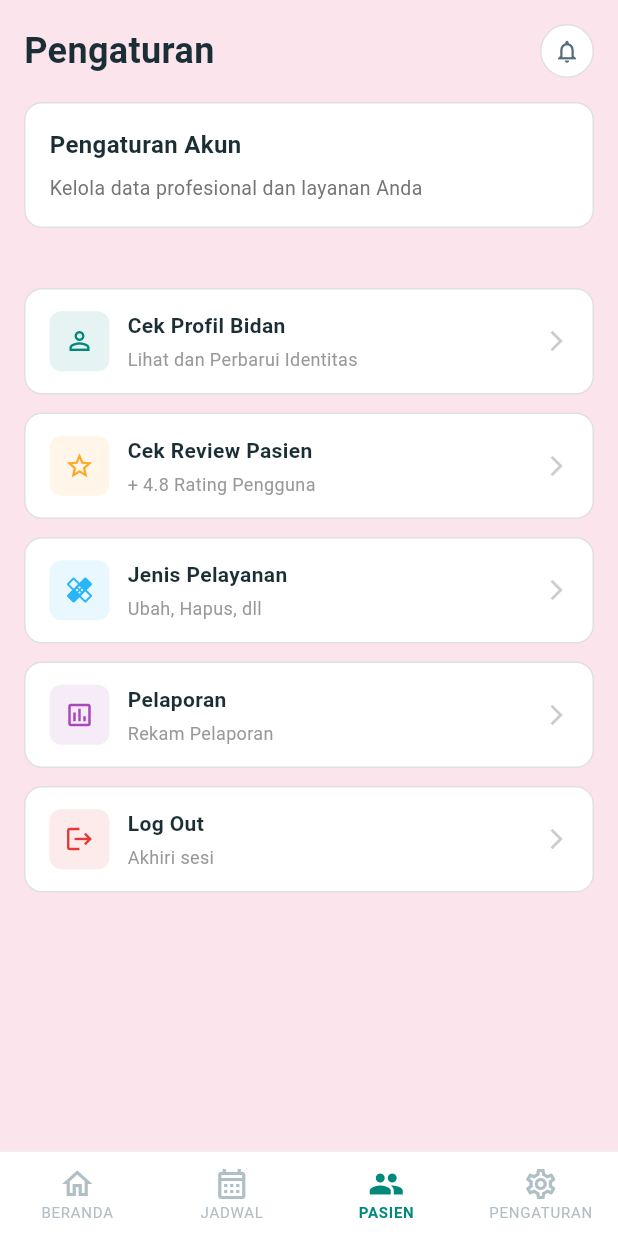
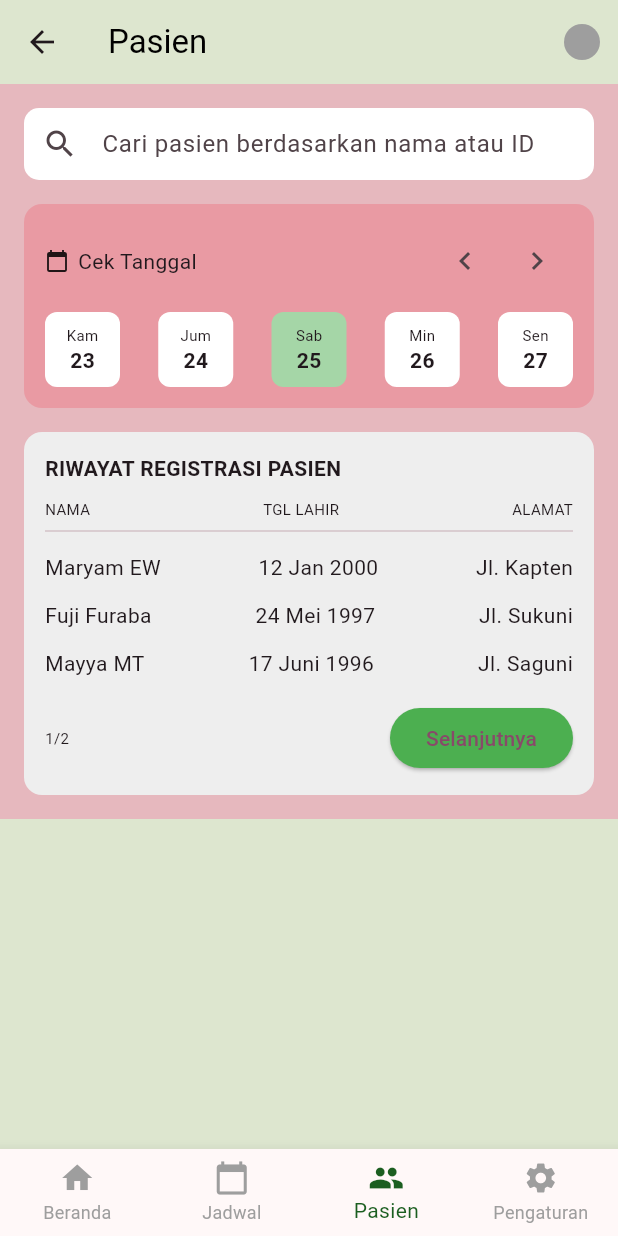
Before and after one commit to muhammadsodiq9335-sketch/proyek_bidan, a Flutter app: the AdminPengaturanScreen screen opened directly, item 3 of the bottom bar chosen, on a phone screen of 412 x 824 dp. Run offline on Flutter 3.47's test engine with Material 3 defaults, Android fonts, the phone set to English and light mode, and no system bars; accounts and stored records are empty; network calls fail; Roboto replaces fonts that are missing (Segoe UI).

Commit message:
tampilan admin-pasien

```diff
--- a/lib/screens/admin_dashboard_screen.dart
+++ b/lib/screens/admin_dashboard_screen.dart
@@ -2,6 +2,7 @@ import 'package:flutter/material.dart';
 import 'login_screen.dart';
 import 'admin_jadwal_screen.dart';
 import 'admin_pengaturan_screen.dart';
+import 'admin_pasien_screen.dart';
 
 class AdminDashboardScreen extends StatelessWidget {
   const AdminDashboardScreen({super.key});
@@ -270,6 +271,11 @@ class AdminDashboardScreen extends StatelessWidget {
             context,
             MaterialPageRoute(builder: (context) => const AdminPengaturanScreen()),
           );
+        } else if (index == 2) {
+          Navigator.push(
+            context,
+            MaterialPageRoute(builder: (context) => const AdminPasienScreen()),
+          );
         }
       },
       items: const [
--- a/lib/screens/admin_jadwal_screen.dart
+++ b/lib/screens/admin_jadwal_screen.dart
@@ -2,6 +2,7 @@ import 'package:flutter/material.dart';
 import 'admin_dashboard_screen.dart';
 import 'admin_jadwal_deatail-reservasi_screen.dart';
 import 'admin_pengaturan_screen.dart';
+import 'admin_pasien_screen.dart';
 import 'login_screen.dart';
 
 
@@ -481,7 +482,12 @@ class _AdminJadwalScreenState extends State<AdminJadwalScreen> {
           break;
 
         case 2:
-          // sementara belum ada halaman pasien
+          Navigator.push(
+            context,
+            MaterialPageRoute(
+              builder: (context) => const AdminPasienScreen(),
+            ),
+          );
           break;
 
         case 3:
--- /dev/null
+++ b/lib/screens/admin_pasien_screen.dart
@@ -0,0 +1,287 @@
+import 'package:flutter/material.dart';
+
+// SESUAIKAN DENGAN PROJECT KAMU
+import 'admin_dashboard_screen.dart';
+import 'admin_jadwal_screen.dart';
+import 'admin_pengaturan_screen.dart';
+
+class AdminPasienScreen extends StatefulWidget {
+  const AdminPasienScreen({super.key});
+
+  @override
+  State<AdminPasienScreen> createState() => _AdminPasienScreenState();
+}
+
+class _AdminPasienScreenState extends State<AdminPasienScreen> {
+  int selectedDateIndex = 2;
+  DateTime startDate = DateTime.now();
+
+  final List<Map<String, String>> pasienList = [
+    {"nama": "Maryam EW", "tgl": "12 Jan 2000", "alamat": "Jl. Kapten"},
+    {"nama": "Fuji Furaba", "tgl": "24 Mei 1997", "alamat": "Jl. Sukuni"},
+    {"nama": "Mayya MT", "tgl": "17 Juni 1996", "alamat": "Jl. Saguni"},
+  ];
+
+  final List<String> hari = ["Min", "Sen", "Sel", "Rab", "Kam", "Jum", "Sab"];
+
+  @override
+  Widget build(BuildContext context) {
+    return Scaffold(
+      backgroundColor: const Color(0xFFDDE6CF),
+
+      /// ===== APPBAR =====
+      appBar: AppBar(
+        backgroundColor: const Color(0xFFDDE6CF),
+        elevation: 0,
+        title: const Text("Pasien", style: TextStyle(color: Colors.black)),
+        actions: const [
+          Padding(
+            padding: EdgeInsets.only(right: 12),
+            child: CircleAvatar(radius: 12, backgroundColor: Colors.grey),
+          )
+        ],
+      ),
+
+      /// ===== BODY =====
+      body: Container(
+        color: const Color(0xFFE6B8BE),
+        child: SingleChildScrollView(
+          padding: const EdgeInsets.all(16),
+          child: Column(
+            children: [
+
+              /// ===== SEARCH =====
+              Container(
+                padding: const EdgeInsets.symmetric(horizontal: 12),
+                decoration: BoxDecoration(
+                  color: Colors.white,
+                  borderRadius: BorderRadius.circular(10),
+                ),
+                child: const TextField(
+                  decoration: InputDecoration(
+                    icon: Icon(Icons.search),
+                    hintText: "Cari pasien berdasarkan nama atau ID",
+                    border: InputBorder.none,
+                  ),
+                ),
+              ),
+
+              const SizedBox(height: 16),
+
+              /// ===== CEK TANGGAL =====
+              Container(
+                padding: const EdgeInsets.all(14),
+                decoration: BoxDecoration(
+                  color: const Color(0xFFE99AA3),
+                  borderRadius: BorderRadius.circular(12),
+                ),
+                child: Column(
+                  children: [
+
+                    /// HEADER + BUTTON
+                    Row(
+                      mainAxisAlignment: MainAxisAlignment.spaceBetween,
+                      children: [
+                        const Row(
+                          children: [
+                            Icon(Icons.calendar_today, size: 16),
+                            SizedBox(width: 6),
+                            Text("Cek Tanggal"),
+                          ],
+                        ),
+                        Row(
+                          children: [
+                            IconButton(
+                              icon: const Icon(Icons.chevron_left),
+                              onPressed: () {
+                                setState(() {
+                                  startDate = startDate.subtract(
+                                    const Duration(days: 1),
+                                  );
+                                });
+                              },
+                            ),
+                            IconButton(
+                              icon: const Icon(Icons.chevron_right),
+                              onPressed: () {
+                                setState(() {
+                                  startDate = startDate.add(
+                                    const Duration(days: 1),
+                                  );
+                                });
+                              },
+                            ),
+                          ],
+                        )
+                      ],
+                    ),
+
+                    const SizedBox(height: 10),
+
+                    /// TANGGAL DINAMIS
+                    Row(
+                      mainAxisAlignment: MainAxisAlignment.spaceBetween,
+                      children: List.generate(5, (index) {
+                        DateTime date =
+                            startDate.add(Duration(days: index));
+
+                        String dayName = hari[date.weekday % 7];
+                        String dateNumber = date.day.toString();
+
+                        bool isSelected = selectedDateIndex == index;
+
+                        return GestureDetector(
+                          onTap: () {
+                            setState(() => selectedDateIndex = index);
+                          },
+                          child: Container(
+                            width: 50,
+                            padding: const EdgeInsets.symmetric(vertical: 8),
+                            decoration: BoxDecoration(
+                              color: isSelected
+                                  ? Colors.green.shade200
+                                  : Colors.white,
+                              borderRadius: BorderRadius.circular(8),
+                            ),
+                            child: Column(
+                              children: [
+                                Text(dayName,
+                                    style: const TextStyle(fontSize: 10)),
+                                Text(
+                                  dateNumber,
+                                  style: const TextStyle(
+                                      fontWeight: FontWeight.bold),
+                                ),
+                              ],
+                            ),
+                          ),
+                        );
+                      }),
+                    )
+                  ],
+                ),
+              ),
+
+              const SizedBox(height: 16),
+
+              /// ===== RIWAYAT PASIEN =====
+              Container(
+                padding: const EdgeInsets.all(14),
+                decoration: BoxDecoration(
+                  color: Colors.grey.shade200,
+                  borderRadius: BorderRadius.circular(12),
+                ),
+                child: Column(
+                  children: [
+
+                    const Align(
+                      alignment: Alignment.centerLeft,
+                      child: Text(
+                        "RIWAYAT REGISTRASI PASIEN",
+                        style: TextStyle(fontWeight: FontWeight.bold),
+                      ),
+                    ),
+
+                    const SizedBox(height: 10),
+
+                    const Row(
+                      mainAxisAlignment: MainAxisAlignment.spaceBetween,
+                      children: [
+                        Text("NAMA", style: TextStyle(fontSize: 10)),
+                        Text("TGL LAHIR", style: TextStyle(fontSize: 10)),
+                        Text("ALAMAT", style: TextStyle(fontSize: 10)),
+                      ],
+                    ),
+
+                    const Divider(),
+
+                    ...pasienList.map((p) {
+                      return Padding(
+                        padding: const EdgeInsets.symmetric(vertical: 6),
+                        child: Row(
+                          mainAxisAlignment: MainAxisAlignment.spaceBetween,
+                          children: [
+                            Text(p["nama"]!),
+                            Text(p["tgl"]!),
+                            Text(p["alamat"]!),
+                          ],
+                        ),
+                      );
+                    }),
+
+                    const SizedBox(height: 10),
+
+                    Row(
+                      mainAxisAlignment: MainAxisAlignment.spaceBetween,
+                      children: [
+                        const Text("1/2", style: TextStyle(fontSize: 10)),
+                        ElevatedButton(
+                          onPressed: () {},
+                          style: ElevatedButton.styleFrom(
+                            backgroundColor: Colors.green,
+                          ),
+                          child: const Text("Selanjutnya"),
+                        )
+                      ],
+                    )
+                  ],
+                ),
+              )
+            ],
+          ),
+        ),
+      ),
+
+      /// ===== BOTTOM NAV =====
+      bottomNavigationBar: _bottomNav(context, 2),
+    );
+  }
+
+  /// ===== BOTTOM NAV =====
+  Widget _bottomNav(BuildContext context, int currentIndex) {
+    return BottomNavigationBar(
+      currentIndex: currentIndex,
+      selectedItemColor: const Color(0xFF1B5E20),
+      unselectedItemColor: Colors.grey,
+      type: BottomNavigationBarType.fixed,
+      onTap: (index) {
+        if (index == currentIndex) return;
+
+        switch (index) {
+          case 0:
+            Navigator.pushReplacement(
+              context,
+              MaterialPageRoute(
+                builder: (context) => const AdminDashboardScreen(),
+              ),
+            );
+            break;
+
+          case 1:
+            Navigator.pushReplacement(
+              context,
+              MaterialPageRoute(
+                builder: (context) => const AdminJadwalScreen(),
+              ),
+            );
+            break;
+
+          case 3:
+            Navigator.pushReplacement(
+              context,
+              MaterialPageRoute(
+                builder: (context) => const AdminPengaturanScreen(),
+              ),
+            );
+            break;
+        }
+      },
+      items: const [
+        BottomNavigationBarItem(icon: Icon(Icons.home), label: "Beranda"),
+        BottomNavigationBarItem(icon: Icon(Icons.calendar_today), label: "Jadwal"),
+        BottomNavigationBarItem(icon: Icon(Icons.people), label: "Pasien"),
+        BottomNavigationBarItem(icon: Icon(Icons.settings), label: "Pengaturan"),
+      ],
+    );
+  }
+}
--- a/lib/screens/admin_pengaturan_screen.dart
+++ b/lib/screens/admin_pengaturan_screen.dart
@@ -3,6 +3,7 @@ import 'login_screen.dart';
 import 'admin_dashboard_screen.dart';
 import 'admin_jadwal_screen.dart';
 import 'admin_pengaturan_notif_screen.dart';
+import 'admin_pasien_screen.dart';
 
 class AdminPengaturanScreen extends StatefulWidget {
   const AdminPengaturanScreen({super.key});
@@ -279,8 +280,11 @@ class _AdminPengaturanScreenState extends State<AdminPengaturanScreen> {
               context,
               MaterialPageRoute(builder: (context) => const AdminJadwalScreen()),
             );
-          } else {
-            setState(() => _currentIndex = index);
+          } else if (index == 2) {
+            Navigator.push(
+              context,
+              MaterialPageRoute(builder: (context) => const AdminPasienScreen()),
+            );
           }
         },
         type: BottomNavigationBarType.fixed,
```
